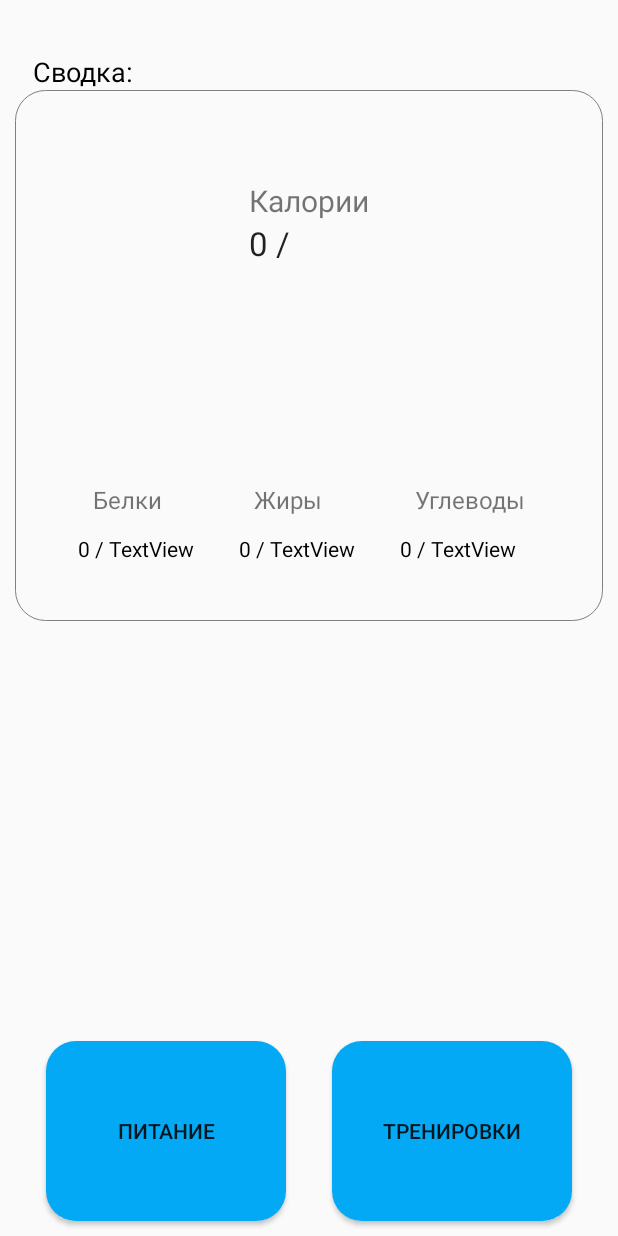
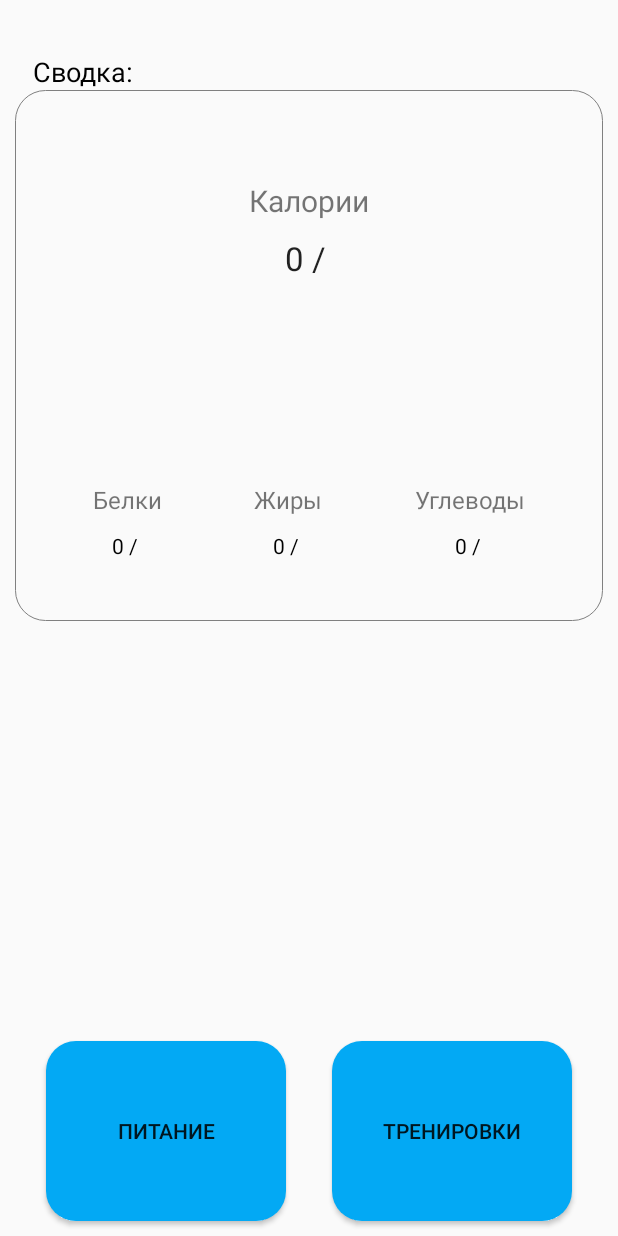
Before and after one commit to Uelbc/FInal_project, an Android app: the MainPage screen opened directly, with no data from a screen before it, on a phone screen of 412 x 824 dp. Run offline under Robolectric (Android 15) with nearby library versions, the phone set to English and light mode, and no system bars; 3 statements that could not run were skipped.

```diff
--- a/app/src/main/java/com/example/myapplication/MainPage.java
+++ b/app/src/main/java/com/example/myapplication/MainPage.java
@@ -18,7 +18,7 @@
     public static final String DATA = "DATA";
     double [] weight_height_age_gender_A;
     double [] b_g_u_kal;
-    public TextView kal_per_day, kal_eaten_per_day, bTV, gTV, uTV, b_normTV, g_normTV, u_normTV;
+    public TextView kal_eaten_per_day, bTV, gTV, uTV;
     public Button food;
     public String message_to_food;
     public double gender_final;
@@ -38,7 +38,6 @@
             weight_height_age_gender_A = bundle.getDoubleArray("2");
             b_g_u_kal=bundle.getDoubleArray("b_g_u_kal");
         }
-        kal_per_day = findViewById(R.id.kal_per_day);
         if (weight_height_age_gender_A!=null){
             double weight = weight_height_age_gender_A[0];
             double height = weight_height_age_gender_A[1];
@@ -46,22 +45,18 @@
             double gender = weight_height_age_gender_A[3];
             gender_final=weight_height_age_gender_A[3];// 1-мужчина 0-женщина
             double A= weight_height_age_gender_A[4];
-            kal_per_day = findViewById(R.id.kal_per_day);
             if (gender==1){//если мужчина
                 kal_per_day_men= Integer.toString((int)((10*weight+6.25*height-5*age+5)*A));
                 SharedPreferences.Editor e = data.edit();
                 e.putString("kal_per_day", kal_per_day_men);
                 e.apply();
-                kal_per_day.setText(kal_per_day_men);
             }else{
                 kal_per_day_women= Integer.toString((int)((10*weight+6.25*height-5*age-161)*A));
                 SharedPreferences.Editor e = data.edit();
                 e.putString("kal_per_day", kal_per_day_women);
                 e.apply();
-                kal_per_day.setText(kal_per_day_women);
             }
         }
-        kal_per_day.setText(data.getString("kal_per_day", ""));
 
 
         food = findViewById(R.id.food);
@@ -80,18 +75,25 @@
                 startActivity(intent);
             }
         });
+        if (b_g_u_kal!= null){
+            b=data.getLong("b", 0);
+            g=data.getLong("g", 0);
+            u=data.getLong("u", 0);
+            Kal_final = data.getLong("kal_final", 0);
 
+            b+=b_g_u_kal[0];
+            g+=b_g_u_kal[1];
+            u+=b_g_u_kal[2];
+            Kal_final+=b_g_u_kal[3];
+        }
         kal_eaten_per_day=findViewById(R.id.kal_eaten_per_day);
         bTV=findViewById(R.id.b);
         gTV=findViewById(R.id.g);
         uTV=findViewById(R.id.u);
-        b_normTV=findViewById(R.id.b_norm);
-        g_normTV=findViewById(R.id.g_norm);
-        u_normTV=findViewById(R.id.u_norm);
-
-        b_normTV.setText((int) Double.parseDouble(data.getString("kal_per_day", "")) * 30 / 100 / 4 +" г");
-        g_normTV.setText((int) Double.parseDouble(data.getString("kal_per_day", "")) * 25 / 100 / 9 +" г");
-        u_normTV.setText((int) Double.parseDouble(data.getString("kal_per_day", "")) * 45 / 100 / 4 +" г");
+        bTV.setText(String.format("%.1f", b)+" / "+(int) Double.parseDouble(data.getString("kal_per_day", "")) * 30 / 100 / 4 +" г");
+        gTV.setText(String.format("%.1f", g)+" / "+(int) Double.parseDouble(data.getString("kal_per_day", "")) * 25 / 100 / 9 +" г");
+        uTV.setText(String.format("%.1f", u)+" / "+(int) Double.parseDouble(data.getString("kal_per_day", "")) * 45 / 100 / 4 +" г");
+        kal_eaten_per_day.setText((int) Kal_final +" / "+data.getString("kal_per_day", ""));
         if (b_g_u_kal!= null){
             b=data.getLong("b", 0);
             g=data.getLong("g", 0);
@@ -103,10 +105,9 @@
             u+=b_g_u_kal[2];
             Kal_final+=b_g_u_kal[3];
 
-            bTV.setText(String.format("%.1f", b)+" / ");
-            gTV.setText(String.format("%.1f", g)+" / ");
-            uTV.setText(String.format("%.1f", u)+" / ");
-            kal_eaten_per_day.setText((int) Kal_final +" / ");
+            bTV.setText(String.format("%.1f", b)+" / "+(int) Double.parseDouble(data.getString("kal_per_day", "")) * 30 / 100 / 4 +" г");
+            gTV.setText(String.format("%.1f", g)+" / "+(int) Double.parseDouble(data.getString("kal_per_day", "")) * 25 / 100 / 9 +" г");
+            uTV.setText(String.format("%.1f", u)+" / "+(int) Double.parseDouble(data.getString("kal_per_day", "")) * 45 / 100 / 4 +" г");
         }
     }
 }
--- a/app/src/main/res/layout/activity_main2.xml
+++ b/app/src/main/res/layout/activity_main2.xml
@@ -47,23 +47,15 @@
         app:layout_constraintTop_toTopOf="parent"
         app:layout_constraintVertical_bias="1.0" />
 
-    <TextView
-        android:id="@+id/kal_per_day"
-        android:layout_width="wrap_content"
-        android:layout_height="wrap_content"
-        android:text="TextView"
-        android:textAppearance="@style/TextAppearance.AppCompat.Large"
-        app:layout_constraintBottom_toBottomOf="@+id/main_menu_button"
-        app:layout_constraintStart_toEndOf="@+id/kal_eaten_per_day"
-        app:layout_constraintTop_toBottomOf="@+id/textView9"
-        app:layout_constraintVertical_bias="0.0" />
 
     <TextView
         android:id="@+id/kal_eaten_per_day"
         android:layout_width="wrap_content"
         android:layout_height="wrap_content"
+        android:layout_marginTop="10dp"
         android:text="0 / "
         android:textAppearance="@style/TextAppearance.AppCompat.Large"
+        app:layout_constraintEnd_toEndOf="@+id/textView9"
         app:layout_constraintStart_toStartOf="@+id/textView9"
         app:layout_constraintTop_toBottomOf="@+id/textView9" />
 
@@ -82,12 +74,11 @@
         android:id="@+id/u"
         android:layout_width="wrap_content"
         android:layout_height="wrap_content"
-        android:layout_marginStart="-10dp"
+        android:layout_marginTop="10dp"
         android:text="0 / "
-        app:layout_constraintVertical_bias="0.235"
         android:textColor="@color/black"
         android:textSize="14dp"
-        app:layout_constraintBottom_toBottomOf="@+id/main_menu_button"
+        app:layout_constraintEnd_toEndOf="@+id/textView18"
         app:layout_constraintStart_toStartOf="@+id/textView18"
         app:layout_constraintTop_toBottomOf="@+id/textView18" />
 
@@ -101,8 +92,7 @@
         app:layout_constraintBottom_toBottomOf="@+id/main_menu_button"
         app:layout_constraintEnd_toStartOf="@+id/textView18"
         app:layout_constraintHorizontal_bias="0.5"
-        app:layout_constraintStart_toEndOf="@+id/textView8">
-    </TextView>
+        app:layout_constraintStart_toEndOf="@+id/textView8"></TextView>
 
     <TextView
         android:id="@+id/textView8"
@@ -120,14 +110,13 @@
         android:id="@+id/b"
         android:layout_width="wrap_content"
         android:layout_height="wrap_content"
-        android:layout_marginStart="-10dp"
+        android:layout_marginTop="10dp"
         android:text="0 / "
         android:textColor="@color/black"
         android:textSize="14dp"
-        app:layout_constraintBottom_toBottomOf="@+id/main_menu_button"
+        app:layout_constraintEnd_toEndOf="@+id/textView8"
         app:layout_constraintStart_toStartOf="@+id/textView8"
-        app:layout_constraintTop_toBottomOf="@+id/textView8"
-        app:layout_constraintVertical_bias="0.235" />
+        app:layout_constraintTop_toBottomOf="@+id/textView8" />
 
     <TextView
         android:id="@+id/textView18"
@@ -147,51 +136,13 @@
         android:id="@+id/g"
         android:layout_width="wrap_content"
         android:layout_height="wrap_content"
-        android:layout_marginStart="-10dp"
+        android:layout_marginTop="10dp"
         android:text="0 / "
         android:textColor="@color/black"
-        app:layout_constraintVertical_bias="0.235"
         android:textSize="14dp"
-        app:layout_constraintBottom_toBottomOf="@+id/main_menu_button"
+        app:layout_constraintEnd_toEndOf="@+id/textView11"
         app:layout_constraintStart_toStartOf="@+id/textView11"
         app:layout_constraintTop_toBottomOf="@+id/textView11" />
-
-    <TextView
-        android:id="@+id/b_norm"
-        android:layout_width="wrap_content"
-        android:layout_height="wrap_content"
-        android:text="TextView"
-        app:layout_constraintVertical_bias="0.235"
-        android:textColor="@color/black"
-        android:textSize="14dp"
-        app:layout_constraintBottom_toBottomOf="@+id/main_menu_button"
-        app:layout_constraintStart_toEndOf="@+id/b"
-        app:layout_constraintTop_toBottomOf="@+id/textView8" />
-
-    <TextView
-        android:id="@+id/u_norm"
-        android:layout_width="wrap_content"
-        android:layout_height="wrap_content"
-        android:text="TextView"
-        app:layout_constraintVertical_bias="0.235"
-        android:textColor="@color/black"
-        android:textSize="14dp"
-        app:layout_constraintBottom_toBottomOf="@+id/main_menu_button"
-        app:layout_constraintStart_toEndOf="@+id/u"
-        app:layout_constraintTop_toBottomOf="@+id/textView18" />
-
-    <TextView
-        android:id="@+id/g_norm"
-        android:layout_width="wrap_content"
-        android:layout_height="wrap_content"
-        android:text="TextView"
-        app:layout_constraintVertical_bias="0.235"
-        android:textColor="@color/black"
-        android:textSize="14dp"
-        app:layout_constraintBottom_toBottomOf="@+id/main_menu_button"
-        app:layout_constraintStart_toEndOf="@+id/g"
-        app:layout_constraintTop_toBottomOf="@+id/textView11" />
-
 
     <androidx.appcompat.widget.AppCompatButton
         android:id="@+id/main_menu_button"
```
Also changed, not shown: app/src/main/java/com/example/myapplication/Food_selected.java (+23 -0 lines), app/src/main/res/layout/activity_food_selected.xml (+8 -0 lines), 1 other file.
